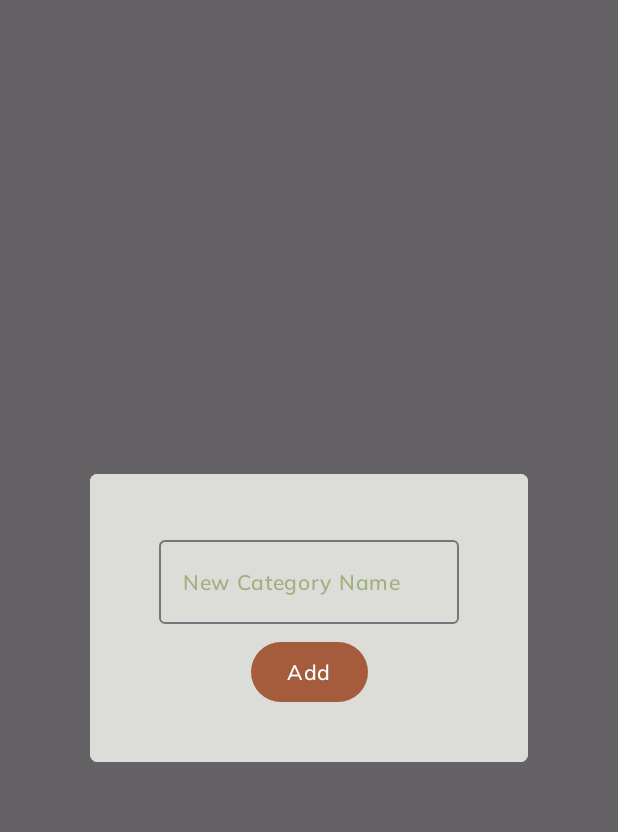
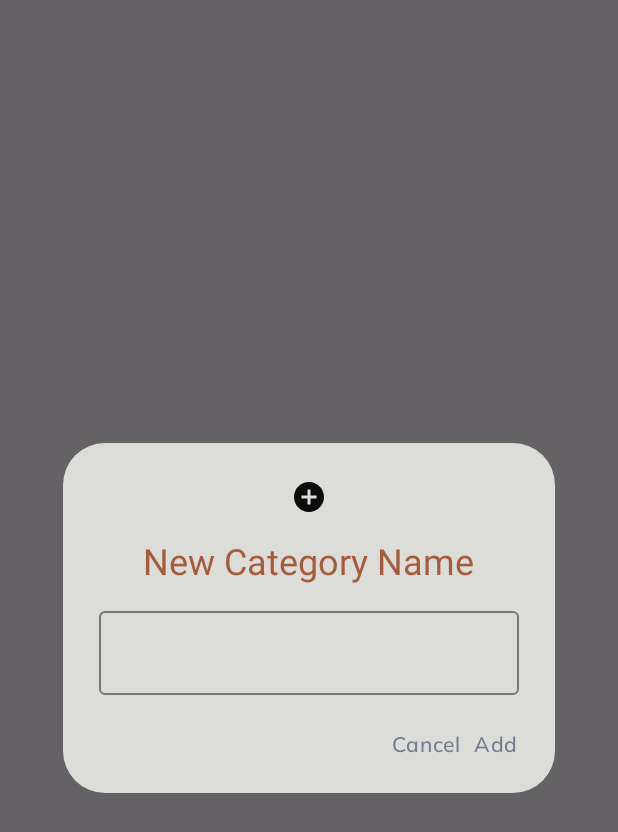
Before and after one commit to TiagoDvl/Teira, an Android app built with Jetpack Compose: the composable AddNewCategoryDialog shown on its own in the app's theme, on a phone screen of 412 x 824 dp. Shown: the top 832 px of the screen. Run offline under Robolectric (Android 15) with nearby library versions, the phone set to English and light mode, and no system bars; our stand-ins replace Dagger/Hilt's generated code; 1 statement that could not run was skipped.

Commit message:
[52] Normalized Dialog and TextInputs

```diff
--- a/ui/src/main/java/br/com/tick/ui/core/TextFields.kt
+++ /dev/null
@@ -1,66 +0,0 @@
-package br.com.tick.ui.core
-
-import androidx.compose.foundation.layout.fillMaxWidth
-import androidx.compose.foundation.text.KeyboardActions
-import androidx.compose.foundation.text.KeyboardOptions
-import androidx.compose.material3.*
-import androidx.compose.runtime.*
-import androidx.compose.ui.ExperimentalComposeUiApi
-import androidx.compose.ui.Modifier
-import androidx.compose.ui.platform.LocalFocusManager
-import androidx.compose.ui.platform.LocalSoftwareKeyboardController
-import androidx.compose.ui.text.input.ImeAction
-import androidx.compose.ui.text.input.KeyboardType
-import br.com.tick.ui.theme.textStyle
-
-@OptIn(ExperimentalComposeUiApi::class)
-@Composable
-fun TeiraBaseTextField(
-    modifier: Modifier = Modifier,
-    initialValue: String,
-    label: String? = null,
-    placeholderText: String? = null,
-    prefixText: String? = null,
-    isError: Boolean = false,
-    trailingIcon: @Composable (() -> Unit)? = null,
-    keyboardType: KeyboardType = KeyboardType.Text,
-    onImeDoneAction: ((String) -> Unit)? = null,
-    onValueChanged: ((String) -> Unit)? = null
-) {
-    val keyboardController = LocalSoftwareKeyboardController.current
-    val focusManager = LocalFocusManager.current
-
-    var valueState by remember { mutableStateOf(initialValue) }
-
-    OutlinedTextField(
-        modifier = modifier.fillMaxWidth(),
-        value = valueState,
-        onValueChange = {
-            valueState = it
-            onValueChanged?.invoke(valueState)
-        },
-        textStyle = MaterialTheme.textStyle.h2,
-        label = {
-            label?.let {
-                Text(
-                    text = it,
-                    style = MaterialTheme.textStyle.h2small
-                )
-            }
-        },
-        singleLine = true,
-        keyboardOptions = KeyboardOptions(
-            keyboardType = keyboardType,
-            imeAction = ImeAction.Done
-        ),
-        keyboardActions = KeyboardActions(
-            onDone = {
-                onImeDoneAction?.invoke(valueState)
-                keyboardController?.hide()
-                focusManager.clearFocus()
-            }
-        ),
-        trailingIcon = trailingIcon,
-        isError = isError
-    )
-}
--- a/ui/src/main/java/br/com/tick/ui/screens/wallet/AddNewCategoryDialog.kt
+++ b/ui/src/main/java/br/com/tick/ui/screens/wallet/AddNewCategoryDialog.kt
@@ -1,61 +1,79 @@
 package br.com.tick.ui.screens.wallet
 
-import androidx.compose.foundation.background
-import androidx.compose.foundation.layout.*
-import androidx.compose.foundation.shape.CornerSize
-import androidx.compose.foundation.shape.RoundedCornerShape
-import androidx.compose.material3.Card
+import androidx.compose.foundation.clickable
+import androidx.compose.material3.AlertDialog
+import androidx.compose.material3.Icon
 import androidx.compose.material3.MaterialTheme
-import androidx.compose.runtime.*
-import androidx.compose.ui.Alignment
+import androidx.compose.material3.OutlinedTextField
+import androidx.compose.material3.Text
+import androidx.compose.runtime.Composable
+import androidx.compose.runtime.LaunchedEffect
+import androidx.compose.runtime.getValue
+import androidx.compose.runtime.mutableStateOf
+import androidx.compose.runtime.remember
+import androidx.compose.runtime.setValue
 import androidx.compose.ui.Modifier
+import androidx.compose.ui.focus.FocusRequester
+import androidx.compose.ui.focus.focusRequester
+import androidx.compose.ui.res.painterResource
 import androidx.compose.ui.res.stringResource
-import androidx.compose.ui.unit.dp
-import androidx.compose.ui.window.Dialog
-import androidx.hilt.navigation.compose.hiltViewModel
+import androidx.compose.ui.text.input.TextFieldValue
 import br.com.tick.ui.R
-import br.com.tick.ui.core.TeiraBaseTextField
-import br.com.tick.ui.core.TeiraFilledTonalButton
-import br.com.tick.ui.screens.wallet.viewmodels.QuickExpenseBarViewModel
-import br.com.tick.ui.theme.spacing
+import br.com.tick.ui.theme.textStyle
 
 @Composable
 fun AddNewCategoryDialog(
-    viewModel: QuickExpenseBarViewModel = hiltViewModel(),
-    onClick: () -> Unit
+    onAddNewCategory: (String) -> Unit,
+    dismiss: () -> Unit
 ) {
-    Dialog(onDismissRequest = { onClick() }) {
-        Card(
-            modifier = Modifier
-                .height(200.dp)
-                .width(300.dp)
-                .padding(MaterialTheme.spacing.extraSmall),
-            shape = RoundedCornerShape(CornerSize(5.dp))
-        ) {
-            Column(
-                modifier = Modifier.fillMaxSize().background(MaterialTheme.colorScheme.onSecondary),
-                horizontalAlignment = Alignment.CenterHorizontally,
-                verticalArrangement = Arrangement.Center
-            ) {
-                var categoryName = ""
+    var newCategoryName by remember { mutableStateOf(TextFieldValue()) }
+    val focusRequester = FocusRequester()
 
-                TeiraBaseTextField(
-                    modifier = Modifier.width(200.dp),
-                    initialValue = categoryName,
-                    label = stringResource(id = R.string.wallet_add_new_category_label)
-                ) {
-                    categoryName = it
+    LaunchedEffect(key1 = Unit) {
+        focusRequester.requestFocus()
+    }
+
+    AlertDialog(
+        modifier = Modifier.focusRequester(focusRequester),
+        onDismissRequest = { dismiss() },
+        confirmButton = {
+            Text(
+                modifier = Modifier.clickable {
+                    if (newCategoryName.text.isNotEmpty()) {
+                        onAddNewCategory(newCategoryName.text)
+                        dismiss()
+                    }
+                },
+                text = stringResource(id = R.string.wallet_add_new_category_button_text),
+                style = MaterialTheme.textStyle.h2small
+            )
+        },
+        dismissButton = {
+            Text(
+                modifier = Modifier.clickable {
+                    dismiss()
+                },
+                text = stringResource(id = R.string.generic_cancel),
+                style = MaterialTheme.textStyle.h2small
+            )
+        },
+        icon = {
+            Icon(painter = painterResource(id = R.drawable.ic_add), contentDescription = null)
+        },
+        title = {
+            Text(text = stringResource(id = R.string.wallet_add_new_category_label))
+        },
+        text = {
+            OutlinedTextField(
+                value = newCategoryName,
+                onValueChange = {
+                    newCategoryName = it
                 }
-                TeiraFilledTonalButton(
-                    modifier = Modifier.padding(top = MaterialTheme.spacing.small),
-                    text = stringResource(id = R.string.wallet_add_new_category_button_text)
-                ) {
-                    if (categoryName.isNotBlank()) {
-                        viewModel.addCategory(categoryName)
-                    }
-                    onClick()
-                }
-            }
-        }
-    }
+            )
+        },
+        containerColor = MaterialTheme.colorScheme.onSecondary,
+        titleContentColor = MaterialTheme.colorScheme.tertiary,
+        textContentColor = MaterialTheme.colorScheme.primary,
+        iconContentColor = MaterialTheme.colorScheme.onTertiary
+    )
 }
--- a/ui/src/main/res/values/strings_settings.xml
+++ b/ui/src/main/res/values/strings_settings.xml
@@ -3,6 +3,7 @@
 
     <string name="settings_monthly_income_title">Monthly income</string>
     <string name="settings_monthly_income_label">Your income</string>
+    <string name="settings_current_income_label">Current:</string>
     <string name="settings_monthly_income_hint">Will be used for analytical calculations</string>
     <string name="settings_monthly_income_dialog_confirmation_title">Change in income</string>
     <string name="settings_monthly_income_dialog_confirmation_text">Are you sure you want save this change?</string>
```
Also changed, not shown: ui/src/main/java/br/com/tick/ui/screens/settings/SettingsScreen.kt (+13 -26 lines), ui/src/main/java/br/com/tick/ui/screens/wallet/QuickExpenseBar.kt (+25 -16 lines), ui/src/main/java/br/com/tick/ui/screens/wallet/WalletScreen.kt (+1 -10 lines).
